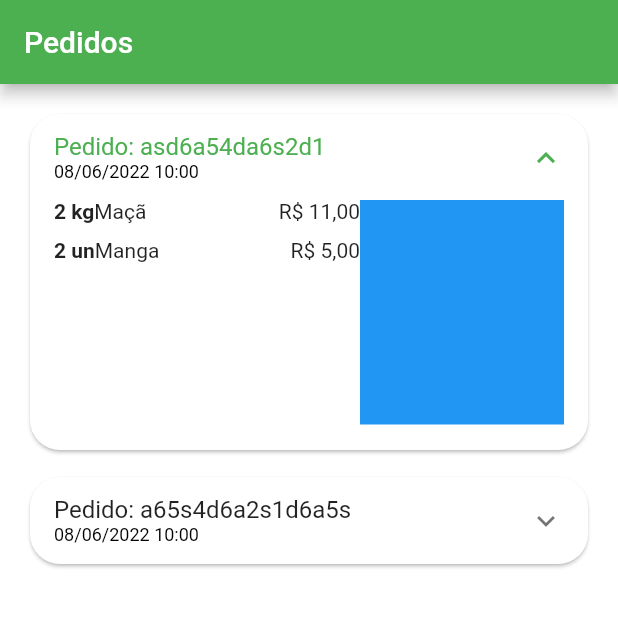
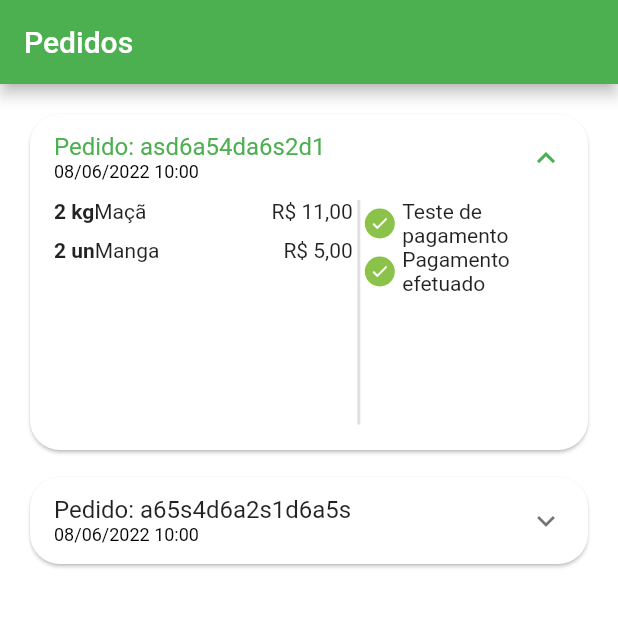
Before and after one commit to tiaggomoura/app-mercadin24h, a Flutter app: the OrdersTab screen opened directly, after a tap on an icon or button, on a phone screen of 412 x 824 dp, the top half of it. Run offline on Flutter 3.47's test engine with Material 2 defaults, Android fonts, the light colour scheme and no system bars; our stand-ins replace animated_text_kit, badges, mask_text_input_formatter.

Commit message:
WIP - Inicio do desenvolvimento do _statusWidget

```diff
--- /dev/null
+++ b/lib/src/pages/orders/components/order_status_widget.dart
@@ -0,0 +1,77 @@
+import 'package:flutter/material.dart';
+import 'package:mercadin/src/config/custom_colors.dart';
+
+class OrderStatusWidget extends StatelessWidget {
+  final String status;
+  final bool isOverDue;
+
+  const OrderStatusWidget({
+    Key? key,
+    required this.status,
+    required this.isOverDue,
+  }) : super(key: key);
+
+  @override
+  Widget build(BuildContext context) {
+    return Column(
+      children: [
+        _StatusDot(
+          isActive: true,
+          title: 'Teste de pagamento',
+        ),
+        _StatusDot(
+          isActive: true,
+          title: 'Pagamento efetuado',
+        ),
+      ],
+    );
+  }
+}
+
+class _StatusDot extends StatelessWidget {
+  final bool isActive;
+  final String title;
+
+  const _StatusDot({
+    Key? key,
+    required this.isActive,
+    required this.title,
+  }) : super(key: key);
+
+  @override
+  Widget build(BuildContext context) {
+    return Row(
+      children: [
+        //Dot
+        Container(
+          alignment: Alignment.center,
+          height: 20,
+          width: 20,
+          decoration: BoxDecoration(
+            shape: BoxShape.circle,
+            border: Border.all(
+              color: CustomColors.customSwatchColor,
+            ),
+            color:
+                isActive ? CustomColors.customSwatchColor : Colors.transparent,
+          ),
+          child: isActive
+              ? const Icon(
+                  Icons.check,
+                  size: 13,
+                  color: Colors.white,
+                )
+              : const SizedBox.shrink(),
+        ),
+
+        const SizedBox(
+          width: 5,
+        ),
+        //texto
+        Expanded(
+          child: Text(title),
+        )
+      ],
+    );
+  }
+}
--- a/lib/src/pages/orders/components/order_tile.dart
+++ b/lib/src/pages/orders/components/order_tile.dart
@@ -2,6 +2,7 @@ import 'package:flutter/material.dart';
 import 'package:mercadin/src/models/cart_item.dart';
 import 'package:mercadin/src/models/order_model.dart';
 import 'package:mercadin/src/services/utils_services.dart';
+import 'package:mercadin/src/pages/orders/components/order_status_widget.dart';
 
 class OrderTile extends StatelessWidget {
   OrderTile({
@@ -43,6 +44,7 @@ class OrderTile extends StatelessWidget {
               height: 150,
               child: Row(
                 children: [
+                  //Produtos
                   Expanded(
                     flex: 3,
                     child: ListView(
@@ -54,10 +56,18 @@ class OrderTile extends StatelessWidget {
                       }).toList(),
                     ),
                   ),
+                  //Divisao
+                  VerticalDivider(
+                    color: Colors.grey.shade300,
+                    thickness: 2,
+                    width: 8,
+                  ),
+                  //Staus
                   Expanded(
                     flex: 2,
-                    child: Container(
-                      color: Colors.blue,
+                    child: OrderStatusWidget(
+                      status: order.status,
+                      isOverDue: order.overdueDateTime.isBefore(DateTime.now()),
                     ),
                   ),
                 ],
```
